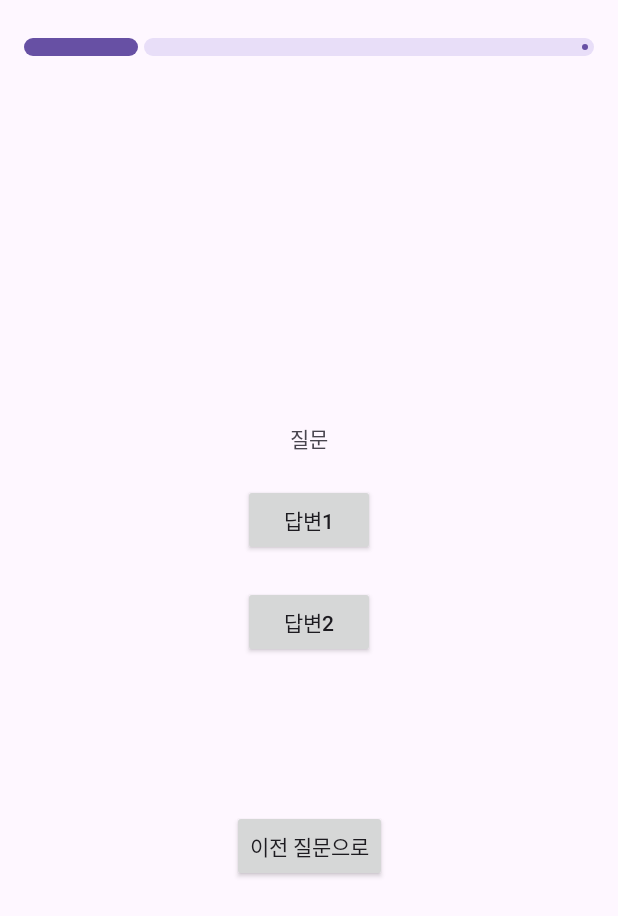
After one commit to 900rmthon-6th/Goorm-Android, an Android app: the layout fragment_on_boarding.xml on its own in the app's theme, with its tools: preview values and no code run, on a phone screen of 412 x 824 dp. The commit adds this screen. Shown: the top 916 px of the screen. Run offline under Robolectric (Android 15) with nearby library versions, the light colour scheme and no system bars.

Commit message:
[Feat] 온보딩 페이지 구현

```diff
--- a/app/src/main/AndroidManifest.xml
+++ b/app/src/main/AndroidManifest.xml
@@ -1,7 +1,7 @@
 <?xml version="1.0" encoding="utf-8"?>
 <manifest xmlns:android="http://schemas.android.com/apk/res/android"
     xmlns:tools="http://schemas.android.com/tools">
-
+    <uses-permission android:name="android.permission.INTERNET"/>
     <application
         android:name="com.sunul.sunul.application.ApplicationClass"
         android:allowBackup="true"
--- /dev/null
+++ b/app/src/main/res/layout/fragment_on_boarding.xml
@@ -0,0 +1,98 @@
+<?xml version="1.0" encoding="utf-8"?>
+<layout xmlns:android="http://schemas.android.com/apk/res/android"
+    xmlns:app="http://schemas.android.com/apk/res-auto"
+    xmlns:tools="http://schemas.android.com/tools">
+
+    <data>
+
+        <variable
+            name="vm"
+            type="com.sunul.sunul.presentation.onboarding.OnBoardingVIewModel" />
+    </data>
+
+    <androidx.constraintlayout.widget.ConstraintLayout
+        android:id="@+id/const_onboarding"
+        android:layout_width="match_parent"
+        android:layout_height="match_parent"
+        tools:context=".presentation.onboarding.OnBoardingFragment">
+        <com.google.android.material.progressindicator.LinearProgressIndicator
+            android:layout_width="0dp"
+            android:layout_height="wrap_content"
+            android:progress="20"
+            app:trackThickness="12dp"
+            app:trackCornerRadius="15dp"
+            android:layout_marginTop="25dp"
+            android:layout_marginHorizontal="16dp"
+            app:layout_constraintTop_toTopOf="parent"
+            app:layout_constraintStart_toStartOf="parent"
+            app:layout_constraintEnd_toEndOf="parent"/>
+
+        <androidx.constraintlayout.widget.ConstraintLayout
+            android:id="@+id/const_top_onboarding"
+            android:layout_width="match_parent"
+            android:layout_height="0dp"
+            android:animateLayoutChanges="true"
+            app:layout_constraintTop_toTopOf="parent"
+            app:layout_constraintBottom_toBottomOf="parent"
+            android:layout_marginBottom="240dp">
+            <TextView
+                android:id="@+id/tv_question_onboarding"
+                android:layout_width="wrap_content"
+                android:layout_height="wrap_content"
+                android:gravity="center"
+                android:text="질문"
+                app:layout_constraintBottom_toBottomOf="parent"
+                app:layout_constraintEnd_toEndOf="parent"
+                app:layout_constraintStart_toStartOf="parent"
+                app:layout_constraintTop_toTopOf="parent" />
+
+            <androidx.appcompat.widget.AppCompatButton
+                android:id="@+id/btn_answer1_onboarding"
+                android:layout_width="wrap_content"
+                android:layout_height="wrap_content"
+                android:layout_marginTop="20dp"
+                android:text="답변1"
+                app:layout_constraintEnd_toEndOf="@id/tv_question_onboarding"
+                app:layout_constraintStart_toStartOf="@id/tv_question_onboarding"
+                app:layout_constraintTop_toBottomOf="@id/tv_question_onboarding" />
+
+            <androidx.appcompat.widget.AppCompatButton
+                android:id="@+id/btn_answer2_onboarding"
+                android:layout_width="wrap_content"
+                android:layout_height="wrap_content"
+                android:layout_marginTop="20dp"
+                android:text="답변2"
+                app:layout_constraintEnd_toEndOf="@id/tv_question_onboarding"
+                app:layout_constraintStart_toStartOf="@id/tv_question_onboarding"
+                app:layout_constraintTop_toBottomOf="@id/btn_answer1_onboarding" />
+
+            <androidx.constraintlayout.widget.Group
+                android:id="@+id/group_qna"
+                android:layout_width="wrap_content"
+                android:layout_height="wrap_content"
+                app:constraint_referenced_ids="tv_question_onboarding,btn_answer1_onboarding,btn_answer2_onboarding" />
+
+
+        </androidx.constraintlayout.widget.ConstraintLayout>
+
+        <androidx.constraintlayout.widget.ConstraintLayout
+            android:id="@+id/const_bottom_onboarding"
+            android:layout_width="match_parent"
+            android:layout_height="0dp"
+            app:layout_constraintBottom_toBottomOf="parent"
+            app:layout_constraintTop_toTopOf="parent"
+            android:layout_marginTop="520dp">
+            <androidx.appcompat.widget.AppCompatButton
+                android:id="@+id/btn_back_question"
+                android:layout_width="wrap_content"
+                android:layout_height="wrap_content"
+                android:layout_marginTop="20dp"
+                android:text="이전 질문으로"
+                app:layout_constraintEnd_toEndOf="parent"
+                app:layout_constraintStart_toStartOf="parent"
+                app:layout_constraintTop_toTopOf="parent" />
+
+        </androidx.constraintlayout.widget.ConstraintLayout>
+
+    </androidx.constraintlayout.widget.ConstraintLayout>
+</layout>
--- a/app/src/main/res/values/strings.xml
+++ b/app/src/main/res/values/strings.xml
@@ -1,3 +1,5 @@
 <resources>
     <string name="app_name">Sunul</string>
+    <!-- TODO: Remove or change this placeholder text -->
+    <string name="hello_blank_fragment">Hello blank fragment</string>
 </resources>
```
Also changed, not shown: app/build.gradle (+10 -1 lines), app/src/main/java/com/sunul/sunul/data/api/ApiClient.kt (+37 -0 lines), app/src/main/java/com/sunul/sunul/data/api/OnBoardingService.kt (added, +12 -0 lines), app/src/main/java/com/sunul/sunul/data/model/response/ResponseQnA.kt (added, +14 -0 lines), app/src/main/java/com/sunul/sunul/di/RepositoryModule.kt (+16 -0 lines), app/src/main/java/com/sunul/sunul/domain/OnBoardingRepository.kt (added, +7 -0 lines), app/src/main/java/com/sunul/sunul/presentation/MainActivity.kt (+17 -1 lines), app/src/main/java/com/sunul/sunul/presentation/onboarding/OnBoardingFragment.kt (added, +121 -0 lines), app/src/main/java/com/sunul/sunul/presentation/onboarding/OnBoardingVIewModel.kt (added, +53 -0 lines), app/src/main/java/com/sunul/sunul/repository/OnBoardingRepositoryImpl.kt (added, +10 -0 lines), app/src/main/java/com/sunul/sunul/source/OnBoardingDataSource.kt (added, +7 -0 lines), app/src/main/java/com/sunul/sunul/state/UiState.kt (added, +8 -0 lines), app/src/main/java/com/sunul/sunul/util/extension/ContextExt.kt (added, +8 -0 lines), app/src/main/res/layout/activity_main.xml (+4 -10 lines).
